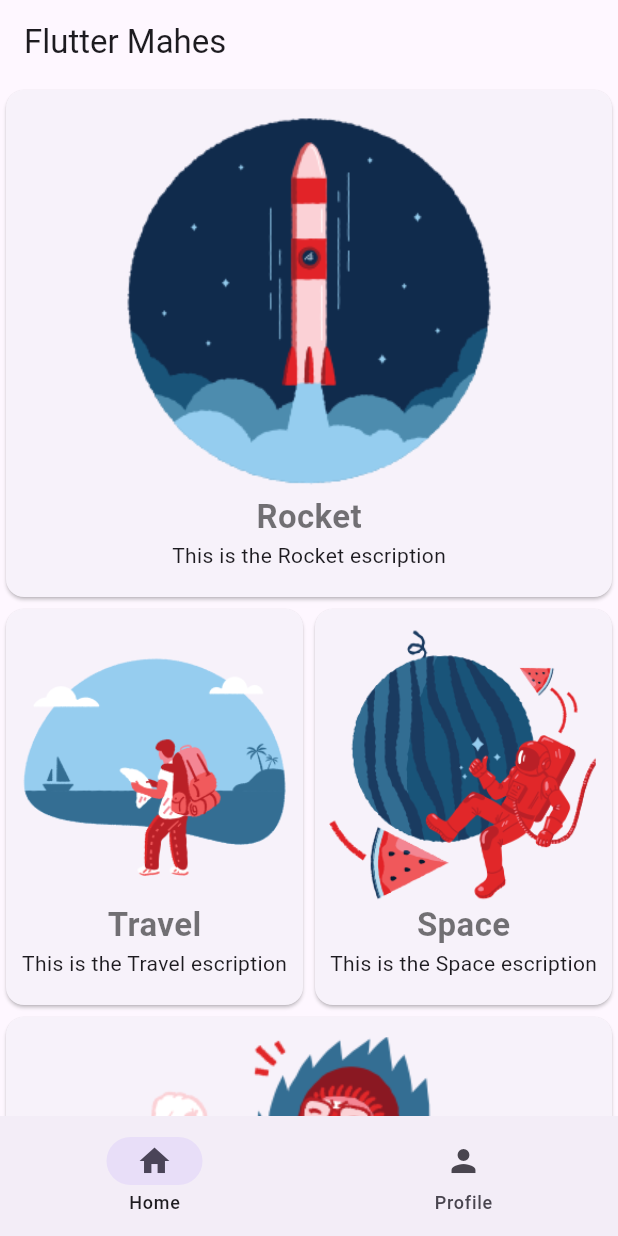
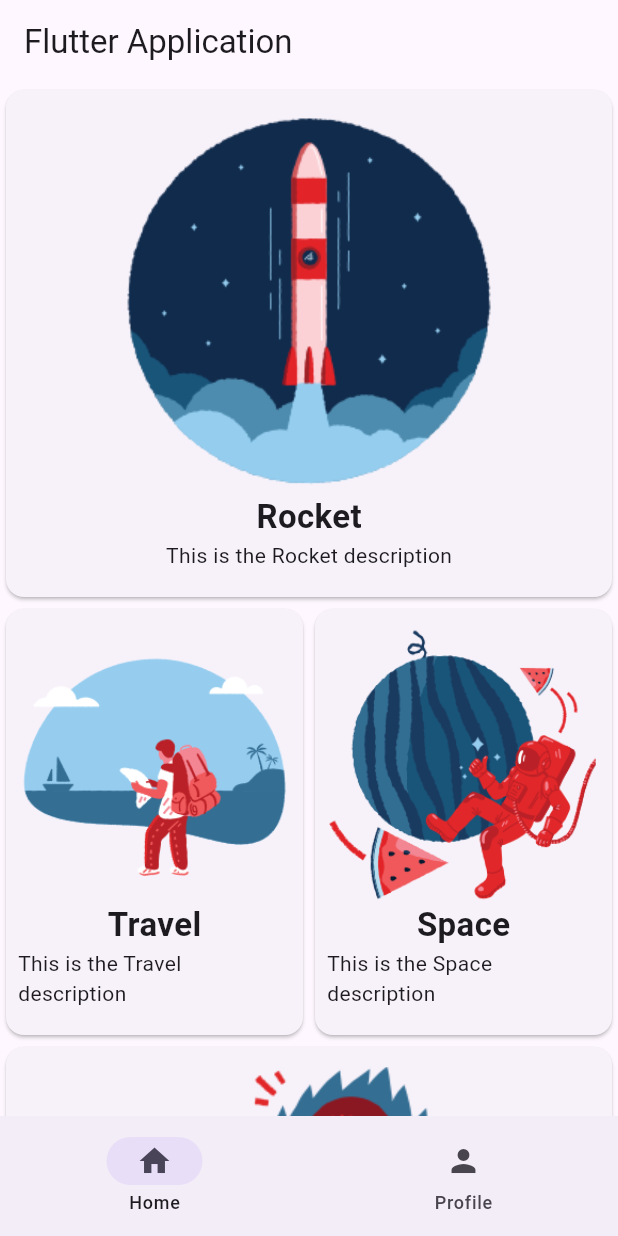
Before and after one commit to Maheswaran-V/Flutterapps, a Flutter app: the screen it shows after launch, on a phone screen of 412 x 824 dp. Run offline on Flutter 3.47's test engine with Material 2 defaults, Android fonts, the phone set to English and light mode, and no system bars.

Commit message:
App Completed

```diff
--- a/lib/pages/home_page.dart
+++ b/lib/pages/home_page.dart
@@ -9,7 +9,7 @@ class HomePage extends StatelessWidget {
   Widget build(BuildContext context) {
     return Scaffold(
         appBar: AppBar(
-          title: const Text("Flutter Mahes"),
+          title: const Text("Flutter Application"),
         ),
         body: const SingleChildScrollView(
           child: Column(
--- a/lib/widgets/card_widget.dart
+++ b/lib/widgets/card_widget.dart
@@ -37,12 +37,12 @@ class CardWidget extends StatelessWidget {
               Image.asset(box.imagepath),
               Text(
                 box.title,
-                style: const TextStyle(
+                style:const TextStyle(
                     fontSize: 22.0,
                     fontWeight: FontWeight.bold,
-                    color: Colors.black54),
+                    ),
               ),
-              Text("This is the ${box.title} escription"),
+              Text("This is the ${box.title} description"),
               const SizedBox(
                 height: 10,
               ),
```
Also changed, not shown: lib/pages/profile_page.dart (line endings or trailing spaces).
